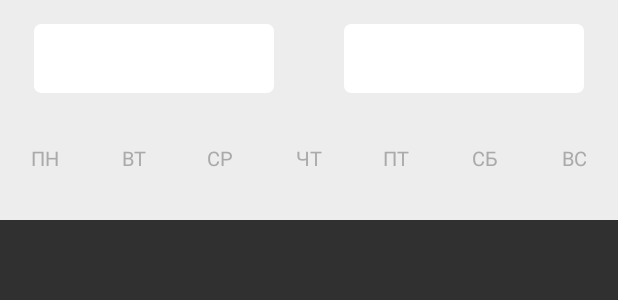
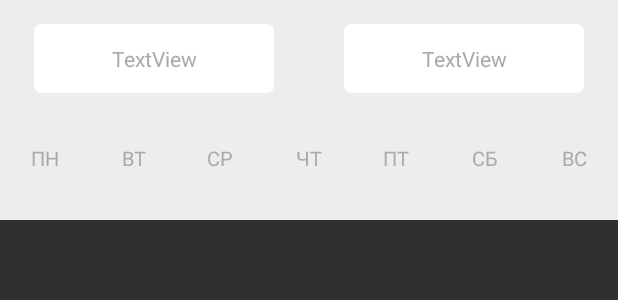
Before and after one commit to FrencysDouble/FLSApp-Java-Mobile-Application-, an Android app: the layout calendar_fragment.xml on its own in the app's theme, with its tools: preview values and no code run, on a phone screen of 412 x 824 dp. Shown: the top 300 px of the screen. Run offline under Robolectric (Android 15) with nearby library versions, the phone set to English and light mode, and no system bars.

```diff
--- a/app/src/main/java/com/mycompany/flsapp/Data/CalendarData.java
+++ b/app/src/main/java/com/mycompany/flsapp/Data/CalendarData.java
@@ -8,7 +8,7 @@ public class CalendarData {
     ArrayList<String> dayDataList;
     int firstSelPos = -1; // Первая выбранная позиция
     int secSelPos = -1;  // Вторая выбранная позиция
-    ArrayList<Integer> positions = new ArrayList<>();
+    ArrayList<DataPositions> positions = new ArrayList<>();
 
     public int getFirstSelPos() {
         return firstSelPos;
@@ -26,11 +26,11 @@ public class CalendarData {
         this.secSelPos = secSelPos;
     }
 
-    public ArrayList<Integer> getPositions() {
+    public ArrayList<DataPositions> getPositions() {
         return positions;
     }
 
-    public void setPositions(ArrayList<Integer> positions) {
+    public void setPositions(ArrayList<DataPositions> positions) {
         this.positions = positions;
     }
 
--- a/app/src/main/java/com/mycompany/flsapp/Model/CalendarModel.java
+++ b/app/src/main/java/com/mycompany/flsapp/Model/CalendarModel.java
@@ -1,6 +1,4 @@
 package com.mycompany.flsapp.Model;
-
-import android.util.Log;
 
 import com.mycompany.flsapp.Data.CalendarData;
 
@@ -45,7 +43,6 @@ public class CalendarModel {
             data.setDayDataList(dayDataList);
             data.setFirstDayOfWeek(firstDayOfWeek);
             calendarData.add(data);
-            Log.d("CalendarModel","First Day of week" + data.getFirstDayOfWeek());
 
             // Переходим к следующему месяцу
             calendar.add(Calendar.MONTH, 1);
--- a/app/src/main/res/layout/calendar_cell.xml
+++ b/app/src/main/res/layout/calendar_cell.xml
@@ -7,9 +7,10 @@
 
     <TextView
         android:id="@+id/cellDayText"
-        android:layout_width="wrap_content"
-        android:layout_height="wrap_content"
+        android:layout_width="55dp"
+        android:layout_height="45dp"
         android:layout_centerInParent="true"
+        android:gravity="center"
         android:textColor="@color/black"
         android:textSize="20sp" />
 </RelativeLayout>
--- a/app/src/main/res/layout/calendar_fragment.xml
+++ b/app/src/main/res/layout/calendar_fragment.xml
@@ -125,4 +125,26 @@
         app:layout_constraintStart_toStartOf="parent"
         app:layout_constraintTop_toBottomOf="@+id/linearLayout" />
 
+    <TextView
+        android:id="@+id/txt_first_date"
+        android:layout_width="wrap_content"
+        android:layout_height="wrap_content"
+        android:text="TextView"
+        android:textColor="@android:color/darker_gray"
+        app:layout_constraintBottom_toBottomOf="@+id/view4"
+        app:layout_constraintEnd_toEndOf="@+id/view4"
+        app:layout_constraintStart_toStartOf="@+id/view4"
+        app:layout_constraintTop_toTopOf="@+id/view4" />
+
+    <TextView
+        android:id="@+id/txt_sec_date"
+        android:layout_width="wrap_content"
+        android:layout_height="wrap_content"
+        android:text="TextView"
+        android:textColor="@android:color/darker_gray"
+        app:layout_constraintBottom_toBottomOf="@+id/view5"
+        app:layout_constraintEnd_toEndOf="@+id/view5"
+        app:layout_constraintStart_toStartOf="@+id/view5"
+        app:layout_constraintTop_toTopOf="@+id/view5" />
+
 </androidx.constraintlayout.widget.ConstraintLayout>
--- a/app/src/main/res/values/colors.xml
+++ b/app/src/main/res/values/colors.xml
@@ -7,4 +7,8 @@
     <color name="teal_700">#FF018786</color>
     <color name="black">#FF000000</color>
     <color name="white">#FFFFFFFF</color>
+    <color name="selectedColor">#0077FF</color>
+    <color name="defaultColor">#EDEDED</color>
+    <color name="selectedColorL">#7DB0EC</color>
+    <color name="doubleSelectedColor">#0452AC</color>
 </resources>
```
Also changed, not shown: app/src/main/java/com/mycompany/flsapp/Adapters/CalendarAdapter.java (+5 -2 lines), app/src/main/java/com/mycompany/flsapp/Adapters/CalendarViewHolder.java (+3 -4 lines), app/src/main/java/com/mycompany/flsapp/Adapters/DayAdapter.java (+8 -3 lines), app/src/main/java/com/mycompany/flsapp/Data/DataPositions.java (added, +24 -0 lines), app/src/main/java/com/mycompany/flsapp/Fragments/CalendarFragment.java (+7 -1 lines), app/src/main/java/com/mycompany/flsapp/Interfaces/RecyclerViewItemClick.java (added, +7 -0 lines), app/src/main/java/com/mycompany/flsapp/ViewModel/FragmentsViewModel/CalendarViewModel.java (+95 -6 lines), app/src/main/res/animator/item_click.xml (added, +19 -0 lines), app/src/main/res/animator/item_selected.xml (added, +8 -0 lines), app/src/main/res/animator/item_selected_exit.xml (added, +8 -0 lines).
